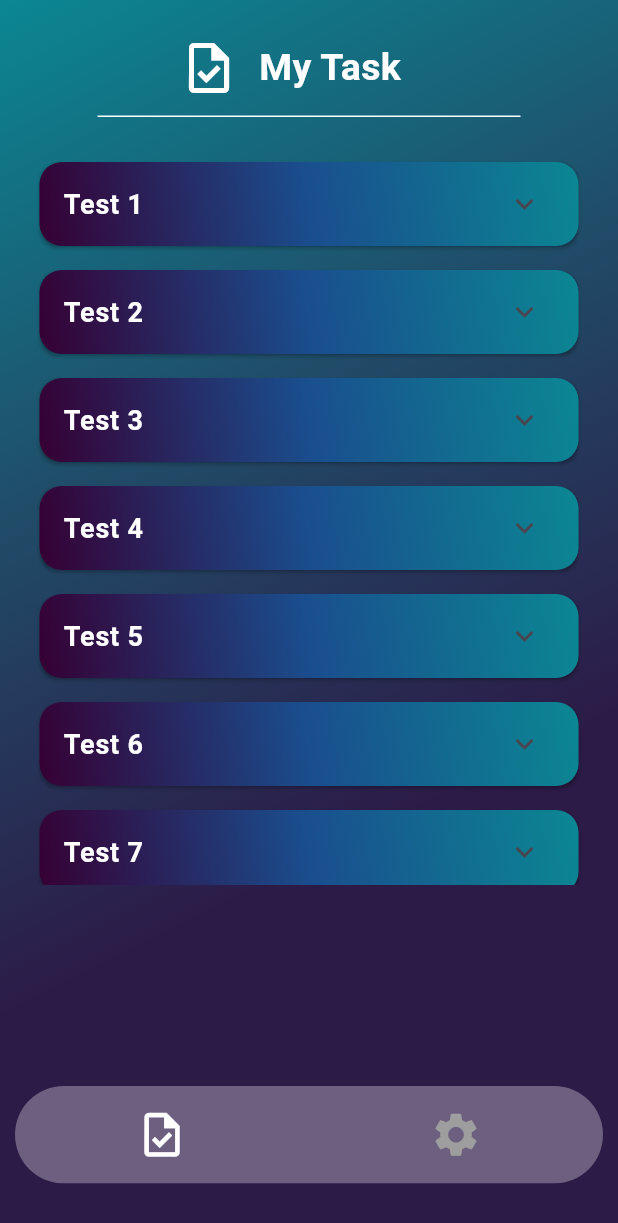
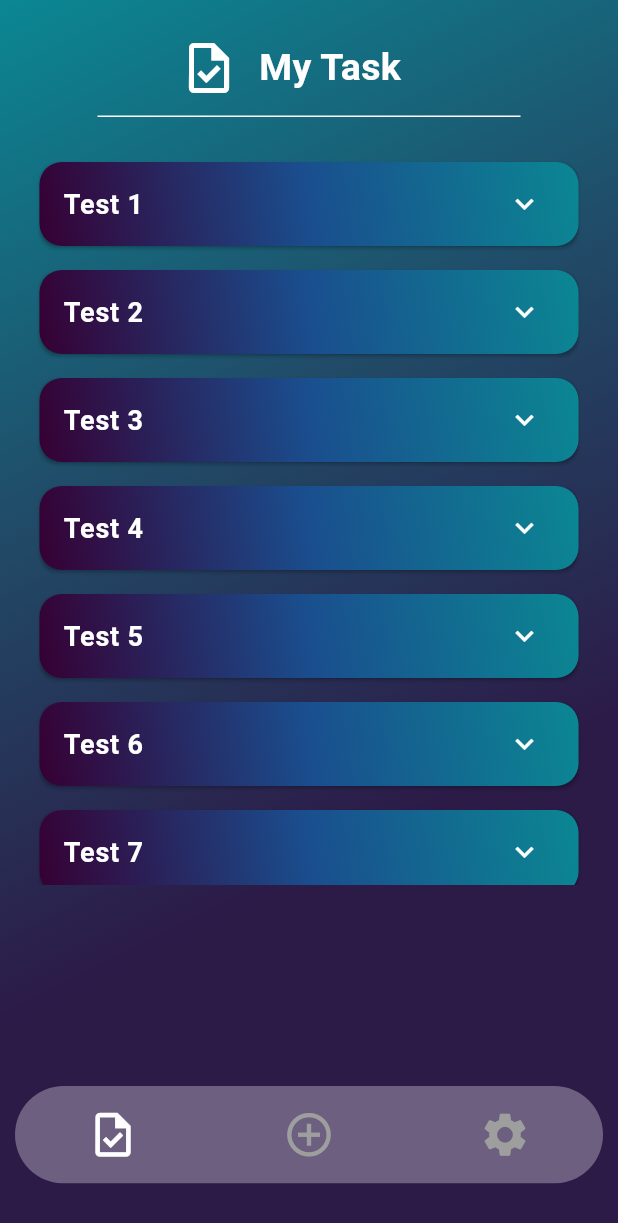
Before and after one commit to Kaynny32/TaskManagerFlutter, a Flutter app: the screen it shows after launch, on a phone screen of 412 x 824 dp. Shown: the top 1223 px of the screen. Run offline on Flutter 3.47's test engine with Material 3 defaults, Android fonts, the phone set to English and light mode, and no system bars.

Commit message:
add card ui

```diff
--- a/task_manager/lib/models/TestData.dart
+++ b/task_manager/lib/models/TestData.dart
@@ -1,10 +1,21 @@
+import 'package:task_manager/models/enums/TaskStatus.dart';
+import 'package:task_manager/models/enums/TaskPriority.dart';
+
 class Testdata
 {
   final String name;
   final int id;
+  final String description;
+  final TaskStatus status;
+  final Taskpriority priority;
+  final DateTime dateTime;
 
   Testdata({
     required this.name,
     required this.id,
+    required this.status,
+    required this.description,
+    required this.priority,
+    required this.dateTime,
   });
 }
--- /dev/null
+++ b/task_manager/lib/models/enums/TaskPriority.dart
@@ -0,0 +1,5 @@
+enum Taskpriority {
+  short,
+  average,
+  high,
+}
--- /dev/null
+++ b/task_manager/lib/models/enums/TaskStatus.dart
@@ -0,0 +1,6 @@
+enum TaskStatus {
+  pending,     // Ожидает
+  inProgress,  // В процессе
+  completed,   // Завершена
+  archived     // В архиве
+}
--- a/task_manager/lib/pages/home_page.dart
+++ b/task_manager/lib/pages/home_page.dart
@@ -4,6 +4,7 @@ import 'package:task_manager/widgets/bottom_navigation_bar.dart';
 //Body
 import 'package:task_manager/widgets/body_settings.dart';
 import 'package:task_manager/widgets/body_task.dart';
+import 'package:task_manager/widgets/body_add_task.dart';
 
 class HomePage extends StatefulWidget {
   const HomePage({super.key});
@@ -27,10 +28,12 @@ class _HomePageState extends State<HomePage> {
   Widget build(BuildContext context) {
     _pages = [
       BodyTask(),
+      BodyAddTask(),
       BodySettings(),
     ];
 
     return Scaffold(
+      resizeToAvoidBottomInset: false,
 
       body: Stack(
         children: [
--- a/task_manager/lib/widgets/body_task.dart
+++ b/task_manager/lib/widgets/body_task.dart
@@ -1,8 +1,11 @@
 import 'package:flutter/material.dart';
+import 'package:task_manager/widgets/task_card.dart';
+//Data
+import 'package:task_manager/models/TestData.dart';
+//Enum
+import 'package:task_manager/models/enums/TaskStatus.dart';
+import 'package:task_manager/models/enums/TaskPriority.dart';
 
-import 'package:task_manager/widgets/task_card.dart';
-
-import 'package:task_manager/models/TestData.dart';
 
 class BodyTask extends StatefulWidget {
   const BodyTask({super.key});
@@ -13,13 +16,13 @@ class BodyTask extends StatefulWidget {
 
 class _BodyTaskState extends State<BodyTask> {
   final List<Testdata> _testData = [
-    Testdata(name: 'Test 1', id: 1),
-    Testdata(name: 'Test 2', id: 2),
-    Testdata(name: 'Test 3', id: 3),
-    Testdata(name: 'Test 4', id: 4),
-    Testdata(name: 'Test 5', id: 5),
-    Testdata(name: 'Test 6', id: 6),
-    Testdata(name: 'Test 7', id: 7),
+    Testdata(name: 'Test 1', id: 1, status: TaskStatus.archived, priority: Taskpriority.average, dateTime: DateTime(2025,12,10), description: 'lhfdsdljkfhdslkjhfdslkjhfsdkjhfdskjfhsdkjfh'),
+    Testdata(name: 'Test 2', id: 2, status: TaskStatus.completed, priority: Taskpriority.high, dateTime: DateTime(1099,5,27), description: 'dsfsdfklsdhflkjsd'),
+    Testdata(name: 'Test 3', id: 3, status: TaskStatus.inProgress, priority: Taskpriority.high, dateTime: DateTime(4545,8,15), description: 'dsfkjsdflkjhdskljfhsdoljkfhsdlkfjhsdkjfhdskjfhsdkjfhkjsdhfkjsdfhsd'),
+    Testdata(name: 'Test 4', id: 4, status: TaskStatus.inProgress, priority: Taskpriority.high, dateTime: DateTime(2022,9,20), description: 'skdjhfksjdhfkjsdhfdkjsdhf'),
+    Testdata(name: 'Test 5', id: 5, status: TaskStatus.inProgress, priority: Taskpriority.short, dateTime: DateTime(2014,7,8), description: 'dsfkjjsdhgfkjsdhfkj'),
+    Testdata(name: 'Test 6', id: 6, status: TaskStatus.pending, priority: Taskpriority.short, dateTime: DateTime(2018,12,31),description: 'sdf'),
+    Testdata(name: 'Test 7', id: 7, status: TaskStatus.pending, priority: Taskpriority.average,dateTime: DateTime(2002,4,12), description: 'sdkljfsdlkjflksdjflksdjflsdkjflskdjflskdjfsldk'),
   ];
 
   @override
--- a/task_manager/lib/widgets/bottom_navigation_bar.dart
+++ b/task_manager/lib/widgets/bottom_navigation_bar.dart
@@ -42,14 +42,25 @@ class _ButtonNavigationBarCustomState extends State<ButtonNavigationBarCustom> {
                   icon: Icon(Icons.task_outlined,size: 35,color: widget.currentIndex == 0? Colors.white:  Colors.grey,)
                   )
                 ),
+
                 Expanded(
                   child: IconButton(
                     onPressed: (){
                       widget.onTabChanged(1);
                     },
-                    icon: Icon(Icons.settings,size: 35,color: widget.currentIndex == 1? Colors.white:  Colors.grey,),
+                    icon: Icon(Icons.add_circle_outline_outlined,size: 35,color: widget.currentIndex == 1? Colors.white:  Colors.grey,),
                   )
                 ),
+
+                Expanded(
+                  child: IconButton(
+                    onPressed: (){
+                      widget.onTabChanged(2);
+                    },
+                    icon: Icon(Icons.settings,size: 35,color: widget.currentIndex == 2? Colors.white:  Colors.grey,),
+                  )
+                ),
+
               ],
             ),
           ),
--- a/task_manager/lib/widgets/task_card.dart
+++ b/task_manager/lib/widgets/task_card.dart
@@ -1,16 +1,17 @@
 import 'package:flutter/material.dart';
 import 'package:task_manager/models/TestData.dart';
 import 'package:task_manager/models/ColorGradient.dart';
+import 'package:task_manager/models/enums/TaskStatus.dart';
 
 class CardItemProject extends StatefulWidget {
   final Testdata testdata;
+  final Function(TaskStatus)? onStatusChanged;
 
-  const CardItemProject(
-    {
+  const CardItemProject({
     super.key,
     required this.testdata,
-    }
-  );
+    this.onStatusChanged,
+  });
 
   @override
   State<CardItemProject> createState() => _CardItemProjectState();
@@ -22,10 +23,12 @@ class _CardItemProjectState extends State<CardItemProject>
   late AnimationController _controller;
   late Animation<double> _heightAnimation;
   late Animation<double> _rotationAnimation;
+  late TaskStatus _currentStatus;
 
   @override
   void initState() {
     super.initState();
+    _currentStatus = widget.testdata.status;
 
     _controller = AnimationController(
       duration: const Duration(milliseconds: 300),
@@ -64,6 +67,47 @@ class _CardItemProjectState extends State<CardItemProject>
     });
   }
 
+  void _changeStatus(TaskStatus newStatus) {
+    setState(() {
+      _currentStatus = newStatus;
+    });
+
+    if (widget.onStatusChanged != null) {
+      widget.onStatusChanged!(newStatus);
+    }
+  }
+
+  void _showStatusMenu(BuildContext context) {
+    final RenderBox button = context.findRenderObject() as RenderBox;
+    final RenderBox overlay = Overlay.of(context).context.findRenderObject() as RenderBox;
+    final RelativeRect position = RelativeRect.fromRect(
+      Rect.fromPoints(
+        button.localToGlobal(Offset.zero, ancestor: overlay),
+        button.localToGlobal(button.size.bottomRight(Offset.zero), ancestor: overlay),
+      ),
+      Offset.zero & overlay.size,
+    );
+
+    showMenu<TaskStatus>(
+      context: context,
+      position: position,
+      items: TaskStatus.values.map((status) {
+        return PopupMenuItem<TaskStatus>(
+          value: status,
+          child: Row(
+            children: [
+              Text(status.name),
+            ],
+          ),
+        );
+      }).toList(),
+    ).then((selectedStatus) {
+      if (selectedStatus != null) {
+        _changeStatus(selectedStatus);
+      }
+    });
+  }
+
   @override
   Widget build(BuildContext context) {
     return Card(
@@ -72,11 +116,10 @@ class _CardItemProjectState extends State<CardItemProject>
       child: Container(
         decoration: BoxDecoration(
           gradient: Colorgradient.getByName('Evening sunset'),
-          borderRadius: BorderRadius.all(Radius.circular(15)),
+          borderRadius: const BorderRadius.all(Radius.circular(15)),
         ),
         child: Column(
           children: [
-
             // Заголовок карточки
             ListTile(
               title: Text(
@@ -89,7 +132,7 @@ class _CardItemProjectState extends State<CardItemProject>
               ),
               trailing: RotationTransition(
                 turns: _rotationAnimation,
-                child: const Icon(Icons.expand_more),
+                child: const Icon(Icons.expand_more, color: Colors.white),
               ),
               onTap: _toggleExpansion,
             ),
@@ -101,13 +144,12 @@ class _CardItemProjectState extends State<CardItemProject>
                 padding: const EdgeInsets.all(16.0),
                 child: Column(
                   children: [
-
-                    //Description
+                    // Description
                     Column(
                       mainAxisSize: MainAxisSize.min,
                       children: [
-                        Align(
-                          alignment: AlignmentGeometry.centerLeft,
+                        const Align(
+                          alignment: Alignment.centerLeft,
                           child: Text(
                             'Description',
                             style: TextStyle(
@@ -117,11 +159,11 @@ class _CardItemProjectState extends State<CardItemProject>
                             ),
                           ),
                         ),
-                        SizedBox(height: 8),
+                        const SizedBox(height: 8),
                         Align(
-                          alignment: AlignmentGeometry.centerLeft,
+                          alignment: Alignment.centerLeft,
                           child: Text(
-                            'Ваш длинный текст здесь...fdglkjdfglkjglkdfjglkdjglkdfjglkdjglkdjglkdjgdlkjgdlkjgdlkgjdlgkjdflkgkdjfglkdfjglkfdjglkdfjglkdfjglkdfjglkdfjglk',
+                            widget.testdata.description,
                             style: TextStyle(
                               color: Colors.grey[400],
                               fontSize: 18,
@@ -132,8 +174,38 @@ class _CardItemProjectState extends State<CardItemProject>
                         ),
                       ],
                     ),
+                    const SizedBox(height: 25),
 
-                    SizedBox(height: 25,),
+                    //Date
+                    Column(
+                      children: [
+
+                        Align(
+                        alignment: AlignmentGeometry.center,
+                        child: Text('Date',
+                          style: TextStyle(
+                              color: Colors.white,
+                              fontSize: 20,
+                              fontWeight: FontWeight.bold,
+                            ),
+                          ),
+                        ),
+
+                        SizedBox(height: 5,),
+
+                        Align(
+                        alignment: AlignmentGeometry.center,
+                        child: Text('${widget.testdata.dateTime.year}.${widget.testdata.dateTime.month}.${widget.testdata.dateTime.day}',
+                          style: TextStyle(
+                              color: Colors.white,
+                              fontSize: 18,
+                            ),
+                          ),
+                        ),
+                      ],
+                    ),
+
+                    const SizedBox(height: 25),
 
                     // Status and priority
                     Column(
@@ -142,12 +214,15 @@ class _CardItemProjectState extends State<CardItemProject>
                       children: [
                         Row(
                           children: [
+                            // Status Column
                             Expanded(
+                              child: GestureDetector(
+                                onTap: () => _showStatusMenu(context),
                                 child: Column(
                                   mainAxisSize: MainAxisSize.min,
                                   crossAxisAlignment: CrossAxisAlignment.center,
                                   children: [
-                                  Text(
+                                    const Text(
                                       'Status',
                                       style: TextStyle(
                                         color: Colors.white,
@@ -155,25 +230,38 @@ class _CardItemProjectState extends State<CardItemProject>
                                         fontWeight: FontWeight.bold,
                                       ),
                                     ),
-
-                                  SizedBox(height: 2),
-
-                                  Text('В процессе',
+                                    const SizedBox(height: 2),
+                                    Row(
+                                      mainAxisAlignment: MainAxisAlignment.center,
+                                      children: [
+                                        const SizedBox(width: 8),
+                                        Text(
+                                          _currentStatus.name,
                                           style: TextStyle(
                                             color: Colors.grey[400],
                                             fontSize: 18,
                                           ),
                                         ),
+                                        const SizedBox(width: 4),
+                                        const Icon(
+                                          Icons.arrow_drop_down,
+                                          color: Colors.white70,
+                                          size: 20,
+                                        ),
+                                      ],
+                                    ),
                                   ],
                                 ),
                               ),
+                            ),
 
+                            // Priority Column
                             Expanded(
                               child: Column(
                                 mainAxisSize: MainAxisSize.min,
                                 crossAxisAlignment: CrossAxisAlignment.center,
                                 children: [
-                                Text(
+                                  const Text(
                                     'Priority',
                                     style: TextStyle(
                                       color: Colors.white,
@@ -181,10 +269,10 @@ class _CardItemProjectState extends State<CardItemProject>
                                       fontWeight: FontWeight.bold,
                                     ),
                                   ),
-
-                                SizedBox(height: 2),
-
-                                Text('data',style: TextStyle(
+                                  const SizedBox(height: 2),
+                                  Text(
+                                    widget.testdata.priority.name,
+                                    style: TextStyle(
                                       color: Colors.grey[400],
                                       fontSize: 18,
                                     ),
@@ -196,7 +284,6 @@ class _CardItemProjectState extends State<CardItemProject>
                         )
                       ],
                     ),
-
                   ],
                 ),
               ),
```
Also changed, not shown: task_manager/lib/widgets/body_add_task.dart (added, +63 -0 lines), task_manager/lib/widgets/ui_kit/input_custom.dart (added, +75 -0 lines), task_manager/lib/widgets/ui_kit/table_calendar_custom.dart (added, +115 -0 lines). Lines whose indentation alone changed are shown as unchanged.
